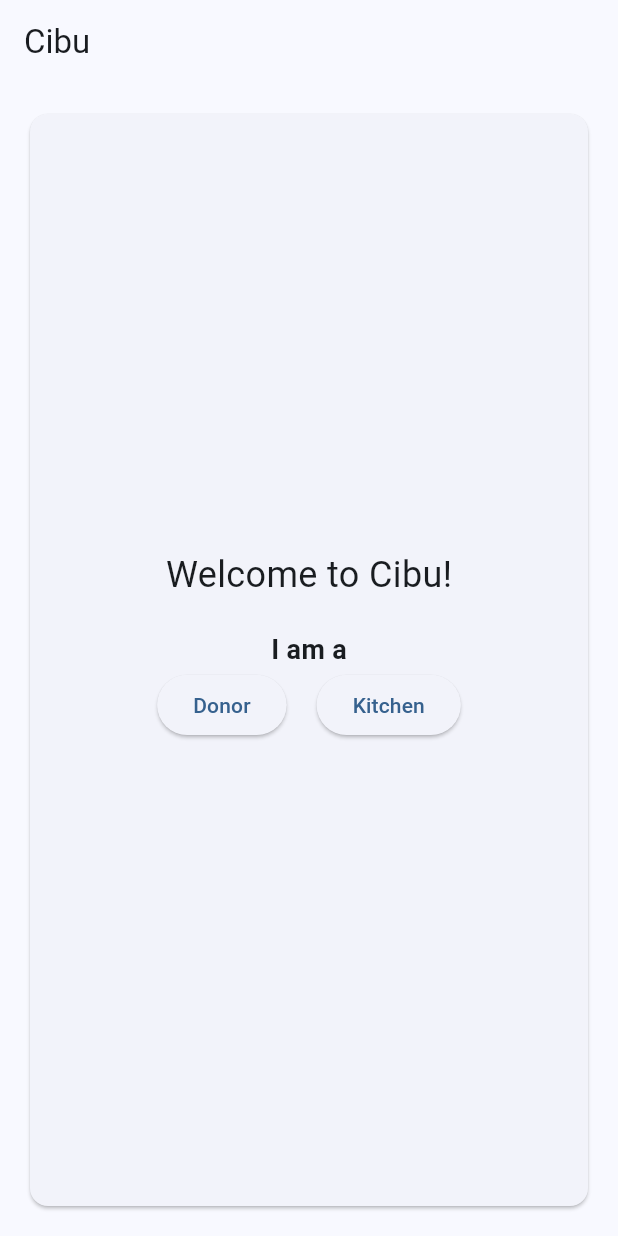
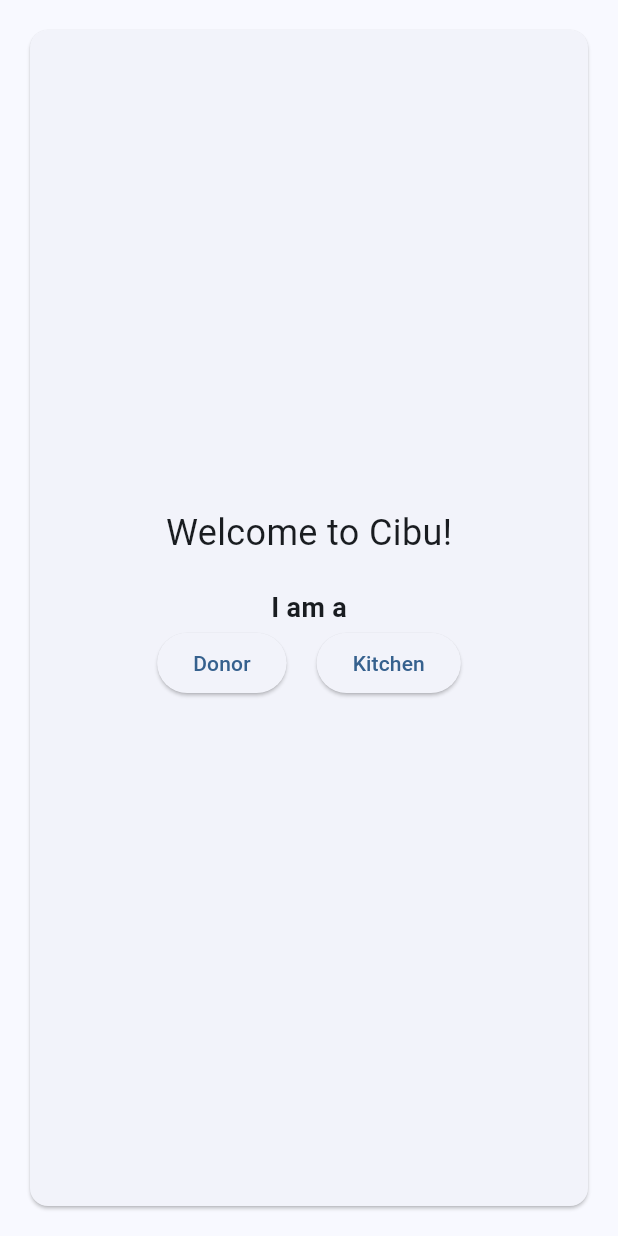
Before and after one commit to K-Mehanna/FullPlate, a Flutter app: the screen it shows after launch, on a phone screen of 412 x 824 dp. Run offline on Flutter 3.47's test engine with Material 3 defaults, Android fonts, the phone set to English and light mode, and no system bars; our stand-ins replace geolocator, google_maps_flutter; missing offline and left inert: cibu.

Commit message:
style [AJ]: Remove debug banner and title_page AppBar

```diff
--- a/lib/main.dart
+++ b/lib/main.dart
@@ -12,6 +12,7 @@ class MyApp extends StatelessWidget {
   Widget build(BuildContext context) {
     return MaterialApp(
       title: 'Cibu',
+      debugShowCheckedModeBanner: false,
       theme: ThemeData(
         useMaterial3: true,
         colorScheme: ColorScheme.fromSeed(seedColor: Colors.blue),
--- a/lib/pages/title_page.dart
+++ b/lib/pages/title_page.dart
@@ -8,9 +8,6 @@ class TitlePage extends StatelessWidget {
   @override
   Widget build(BuildContext context) {
     return Scaffold(
-      appBar: AppBar(
-        title: Text("Cibu"),
-      ),
       body: Center(
         child: Padding(
           padding: EdgeInsets.all(16.0),
@@ -35,7 +32,7 @@ class TitlePage extends StatelessWidget {
                         Navigator.push(
                           context,
                           MaterialPageRoute(
-                              builder: (context) => DonorHomePage()),
+                            builder: (context) => DonorHomePage()),
                         );
                       },
                       child: Text("Donor"),
```
